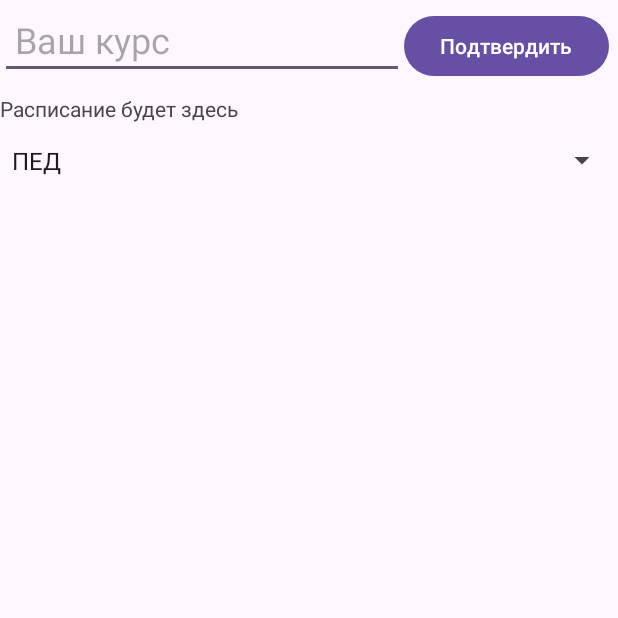
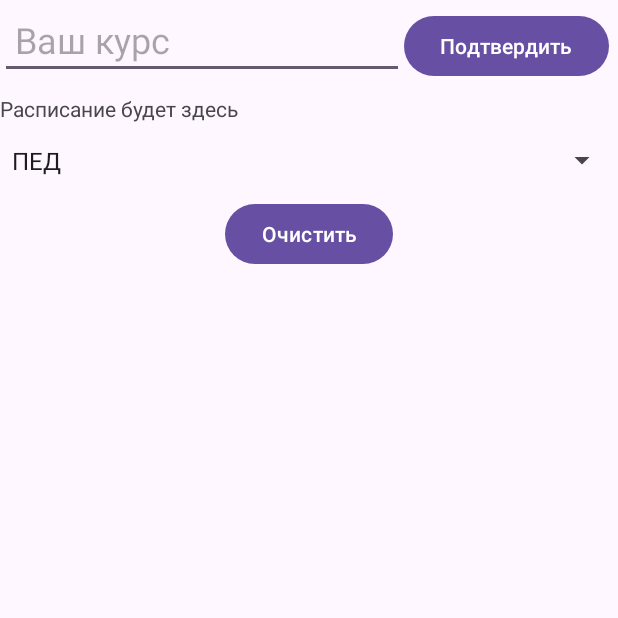
Before and after one commit to unclled/vyatsuApp, an Android app: the screen it shows after launch (MainActivity), on a phone screen of 412 x 824 dp, the top half of it. Run offline under Robolectric (Android 15) with nearby library versions, the phone set to English and light mode, and no system bars.

Commit message:
add clear_button

```diff
--- a/app/src/main/res/layout/activity_main.xml
+++ b/app/src/main/res/layout/activity_main.xml
@@ -20,7 +20,8 @@
             android:hint="@string/Course"
             android:inputType="numberDecimal"
             android:padding="10dp"
-            android:textSize="24sp" />
+            android:textSize="24sp"
+            android:autofillHints="" />
 
         <Button
             android:id="@+id/confirm_faculty_course"
@@ -30,9 +31,10 @@
 
 
     </LinearLayout>
+
     <ScrollView
         android:layout_width="wrap_content"
-    android:layout_height="wrap_content" >
+        android:layout_height="wrap_content">
 
         <TextView
             android:id="@+id/timetable"
@@ -44,7 +46,15 @@
     <Spinner
         android:id="@+id/chooseFaculty"
         android:layout_width="match_parent"
-        android:layout_height="50dp">
-    </Spinner>
+        android:layout_height="50dp"/>
+
+    <Button
+        android:id="@+id/clear_button"
+        android:layout_width="match_parent"
+        android:layout_height="wrap_content"
+        android:insetLeft="150dp"
+        android:insetRight="150dp"
+        android:text="Очистить"/>
+
 
 </LinearLayout>
```
Lines whose indentation alone changed are shown as unchanged.
